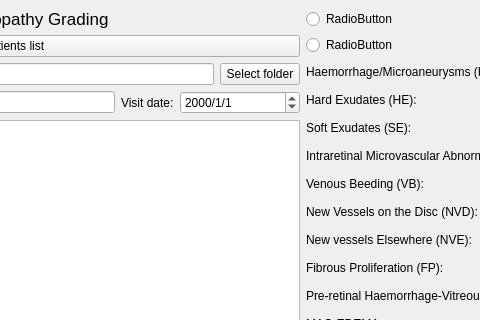
Above: MainWindow.ui from xujialiu/ETDR-grading-app before the change; both pictures show x 314 to 794 and y 0 to 320 of the 1234 by 881 pixel window. Below: the same form after it.
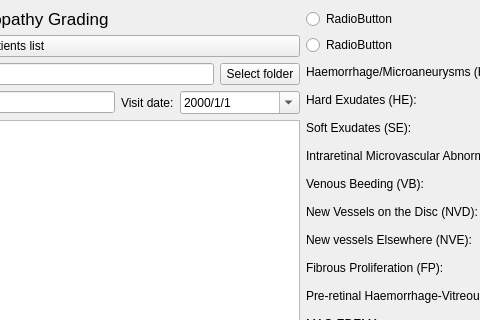
That is the form after the change. Icons and pictures are not drawn.

Commit message: feat: implement another combobox with hover

Diff of the .ui file:
```diff
--- a/MainWindow.ui
+++ b/MainWindow.ui
@@ -109,6 +109,9 @@
             <property name="displayFormat">
              <string>yyyy/M/d</string>
             </property>
+            <property name="calendarPopup">
+             <bool>true</bool>
+            </property>
            </widget>
           </item>
          </layout>
```
Left out of the diff: 28 changed lines with no effect on the pictures. The commit also changes 3 other files.
